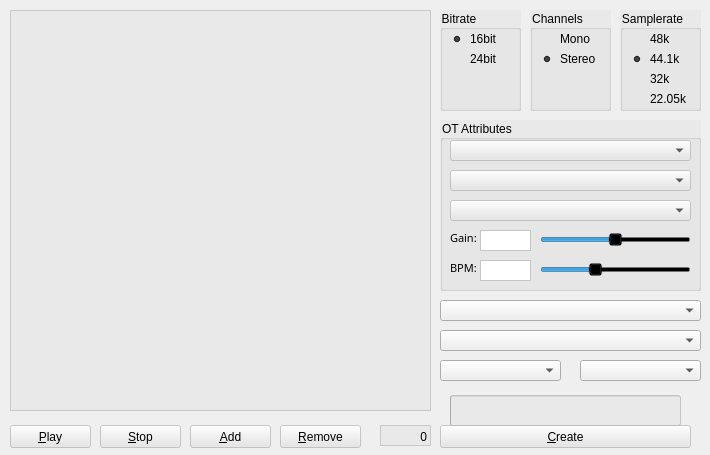
First picture: the form in tabmegabreakwidget.ui, repository KaiDrange/OctaChainer, before the edit.
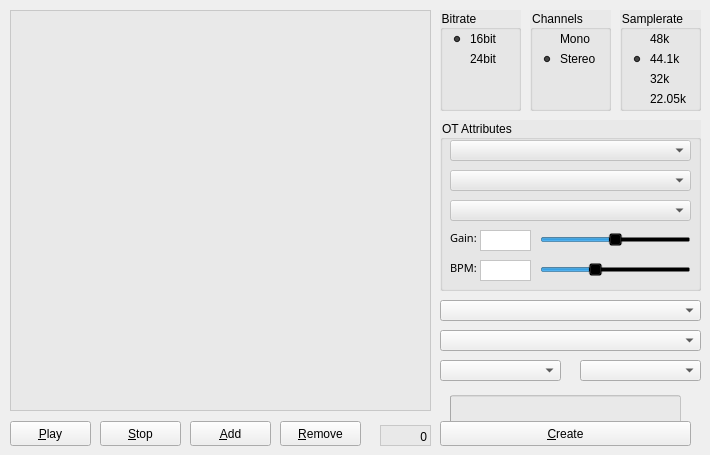
Second picture: the form after the edit.

Commit message:
Remove button style sheets
This makes the standard macOS button appearance work.

```diff
--- a/tabmegabreakwidget.ui
+++ b/tabmegabreakwidget.ui
@@ -117,14 +117,11 @@
    <property name="geometry">
     <rect>
      <x>10</x>
-     <y>425</y>
+     <y>421</y>
      <width>81</width>
-     <height>23</height>
+     <height>25</height>
     </rect>
    </property>
-   <property name="styleSheet">
-    <string notr="true">background-color: rgba(230, 230, 230, 150);</string>
-   </property>
    <property name="text">
     <string>&amp;Play</string>
    </property>
@@ -136,14 +133,11 @@
    <property name="geometry">
     <rect>
      <x>100</x>
-     <y>425</y>
+     <y>421</y>
      <width>81</width>
-     <height>23</height>
+     <height>25</height>
     </rect>
    </property>
-   <property name="styleSheet">
-    <string notr="true">background-color: rgba(230, 230, 230, 150);</string>
-   </property>
    <property name="text">
     <string>&amp;Stop</string>
    </property>
@@ -165,14 +159,11 @@
    <property name="geometry">
     <rect>
      <x>280</x>
-     <y>425</y>
+     <y>421</y>
      <width>81</width>
-     <height>23</height>
+     <height>25</height>
     </rect>
    </property>
-   <property name="styleSheet">
-    <string notr="true">background-color: rgba(230, 230, 230, 150);</string>
-   </property>
    <property name="text">
     <string>&amp;Remove</string>
    </property>
@@ -392,14 +383,11 @@
    <property name="geometry">
     <rect>
      <x>190</x>
-     <y>425</y>
+     <y>421</y>
      <width>81</width>
-     <height>23</height>
+     <height>25</height>
     </rect>
    </property>
-   <property name="styleSheet">
-    <string notr="true">background-color: rgba(230, 230, 230, 150);</string>
-   </property>
    <property name="text">
     <string>&amp;Add</string>
    </property>
@@ -577,14 +565,11 @@
    <property name="geometry">
     <rect>
      <x>440</x>
-     <y>425</y>
+     <y>421</y>
      <width>251</width>
-     <height>23</height>
+     <height>25</height>
     </rect>
    </property>
-   <property name="styleSheet">
-    <string notr="true">background-color: rgba(230, 230, 230, 150);</string>
-   </property>
    <property name="text">
     <string>&amp;Create</string>
    </property>
```
The commit also changes 3 other files.
